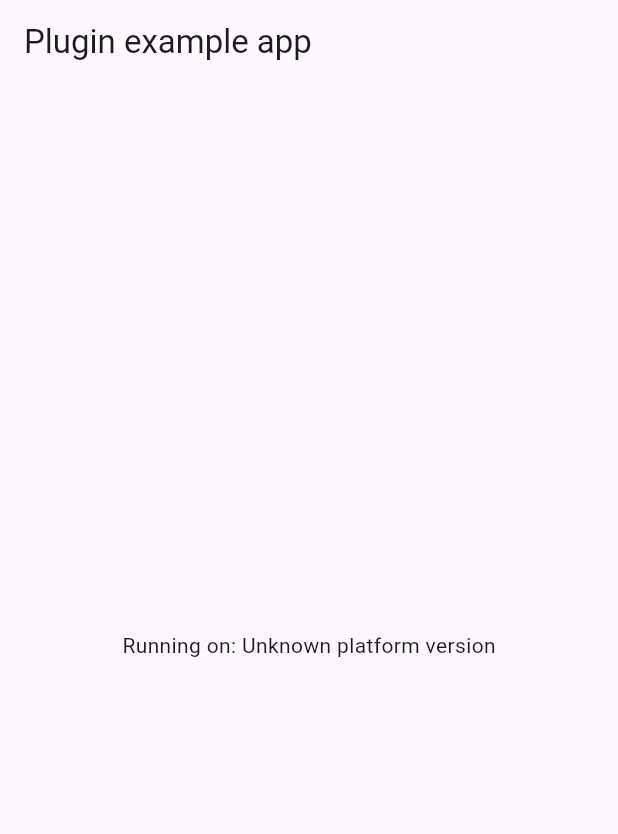
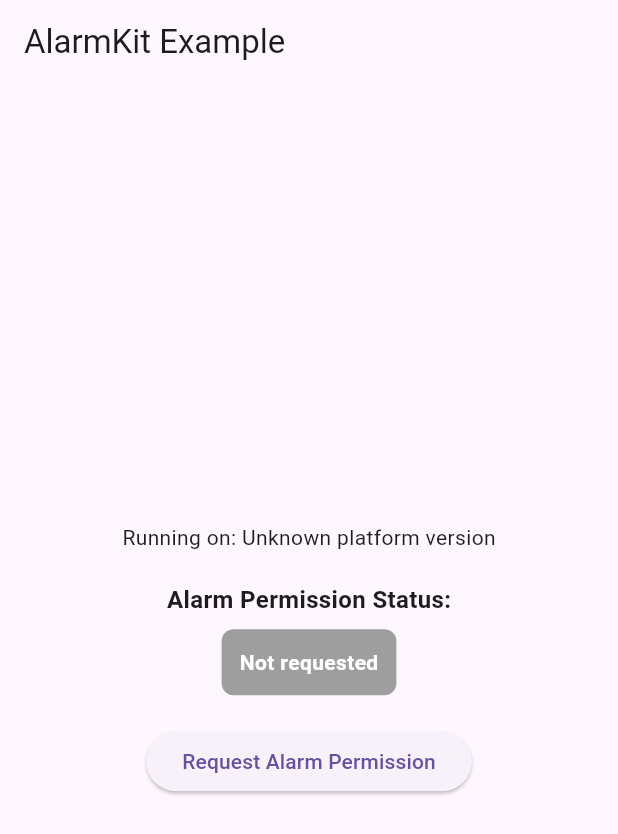
Before and after one commit to gdelataillade/flutter_alarmkit, a Flutter app: the screen it shows after launch, on a phone screen of 412 x 824 dp. Shown: the top 834 px of the screen. Run offline on Flutter 3.47's test engine with Material 3 defaults, Android fonts, the phone set to English and light mode, and no system bars; our stand-ins replace plugin_platform_interface.

Commit message:
Add AlarmKit authorization request

```diff
--- a/example/lib/main.dart
+++ b/example/lib/main.dart
@@ -17,6 +17,7 @@ class MyApp extends StatefulWidget {
 
 class _MyAppState extends State<MyApp> {
   String _platformVersion = 'Unknown';
+  String _authStatus = 'Not requested';
   final _flutterAlarmkitPlugin = FlutterAlarmkit();
 
   @override
@@ -32,7 +33,8 @@ class _MyAppState extends State<MyApp> {
     // We also handle the message potentially returning null.
     try {
       platformVersion =
-          await _flutterAlarmkitPlugin.getPlatformVersion() ?? 'Unknown platform version';
+          await _flutterAlarmkitPlugin.getPlatformVersion() ??
+          'Unknown platform version';
     } on PlatformException {
       platformVersion = 'Failed to get platform version.';
     }
@@ -47,17 +49,87 @@ class _MyAppState extends State<MyApp> {
     });
   }
 
+  Future<void> _requestAuthorization() async {
+    setState(() {
+      _authStatus = 'Requesting...';
+    });
+
+    try {
+      final bool granted = await _flutterAlarmkitPlugin.requestAuthorization();
+      if (!mounted) return;
+
+      setState(() {
+        _authStatus = granted ? 'Granted' : 'Denied';
+      });
+    } on PlatformException catch (e) {
+      if (e.code == 'UNSUPPORTED_VERSION') {
+        _authStatus = 'iOS 26.0+ required';
+      }
+      if (!mounted) return;
+
+      setState(() {
+        _authStatus = 'Error: ${e.message}';
+      });
+    }
+  }
+
   @override
   Widget build(BuildContext context) {
     return MaterialApp(
       home: Scaffold(
-        appBar: AppBar(
-          title: const Text('Plugin example app'),
-        ),
+        appBar: AppBar(title: const Text('AlarmKit Example')),
         body: Center(
-          child: Text('Running on: $_platformVersion\n'),
+          child: Padding(
+            padding: const EdgeInsets.all(16.0),
+            child: Column(
+              mainAxisAlignment: MainAxisAlignment.center,
+              children: [
+                Text('Running on: $_platformVersion'),
+                const SizedBox(height: 20),
+                const Text(
+                  'Alarm Permission Status:',
+                  style: TextStyle(fontSize: 16, fontWeight: FontWeight.bold),
+                ),
+                const SizedBox(height: 8),
+                Container(
+                  padding: const EdgeInsets.all(12),
+                  decoration: BoxDecoration(
+                    color: _getStatusColor(),
+                    borderRadius: BorderRadius.circular(8),
+                  ),
+                  child: Text(
+                    _authStatus,
+                    style: const TextStyle(
+                      color: Colors.white,
+                      fontWeight: FontWeight.bold,
+                    ),
+                  ),
+                ),
+                const SizedBox(height: 20),
+                ElevatedButton(
+                  onPressed: _requestAuthorization,
+                  child: const Text('Request Alarm Permission'),
+                ),
+              ],
+            ),
+          ),
         ),
       ),
     );
   }
+
+  Color _getStatusColor() {
+    switch (_authStatus) {
+      case 'Granted':
+        return Colors.green;
+      case 'Denied':
+        return Colors.red;
+      case 'Requesting...':
+        return Colors.orange;
+      case 'iOS 26.0+ required':
+        return Colors.blue;
+      default:
+        return Colors.grey;
+    }
+  }
 }
--- a/lib/flutter_alarmkit_platform_interface.dart
+++ b/lib/flutter_alarmkit_platform_interface.dart
@@ -26,4 +26,16 @@ abstract class FlutterAlarmkitPlatform extends PlatformInterface {
   Future<String?> getPlatformVersion() {
     throw UnimplementedError('platformVersion() has not been implemented.');
   }
+
+  /// Requests authorization to schedule alarms using AlarmKit.
+  ///
+  /// Returns a [Future<bool>] that completes with `true` if authorization was granted,
+  /// `false` otherwise.
+  ///
+  /// Throws a [PlatformException] if the platform version is not supported (iOS < 26.0).
+  Future<bool> requestAuthorization() {
+    throw UnimplementedError(
+      'requestAuthorization() has not been implemented.',
+    );
+  }
 }
```
Also changed, not shown: lib/flutter_alarmkit.dart (+10 -1 lines), lib/flutter_alarmkit_method_channel.dart (+22 -1 lines), 4 other files.
